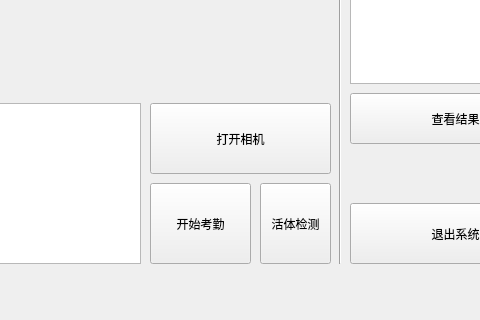
Qt form ui/mainwindow.ui (lostprobe99/Face-Recognition-Class-Attendance-System) before a commit; both pictures show x 510 to 990 and y 587 to 907 of the 1086 by 907 pixel window.
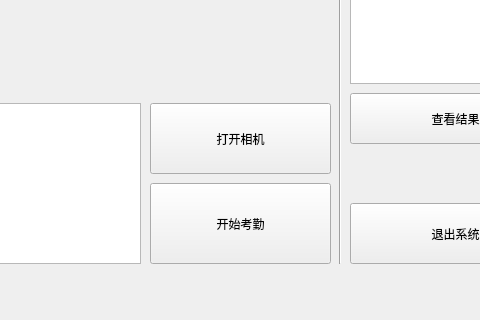
The same form after that commit.

Commit message: remove blink detection

```diff
--- a/ui/mainwindow.ui
+++ b/ui/mainwindow.ui
@@ -73,25 +73,12 @@
      </rect>
     </property>
    </widget>
-   <widget class="QPushButton" name="bt_blinks">
-    <property name="geometry">
-     <rect>
-      <x>770</x>
-      <y>770</y>
-      <width>71</width>
-      <height>81</height>
-     </rect>
-    </property>
-    <property name="text">
-     <string>活体检测</string>
-    </property>
-   </widget>
    <widget class="QPushButton" name="bt_start_check">
     <property name="geometry">
      <rect>
       <x>660</x>
       <y>770</y>
-      <width>101</width>
+      <width>181</width>
       <height>81</height>
      </rect>
     </property>
```
The commit also changes 3 other files.
